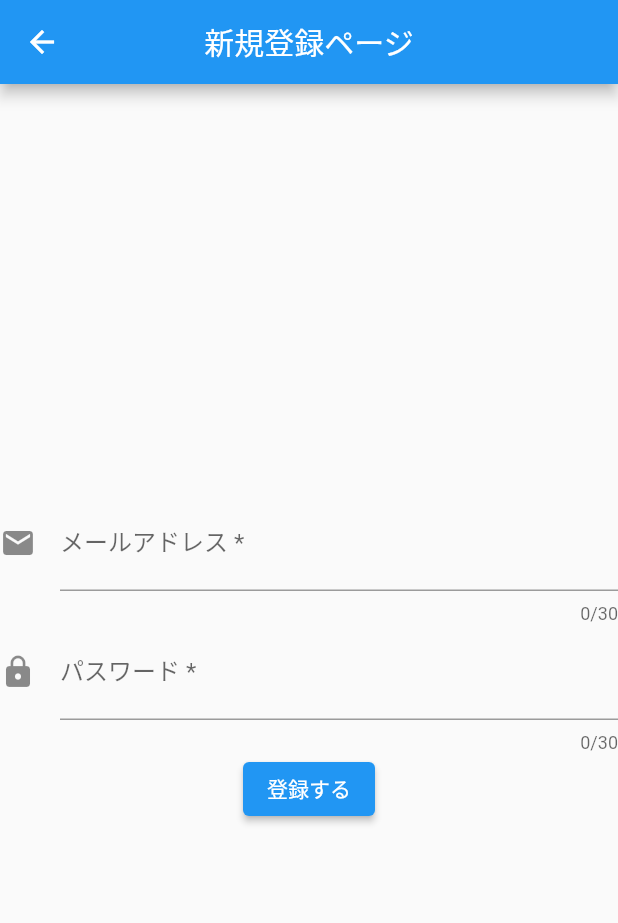
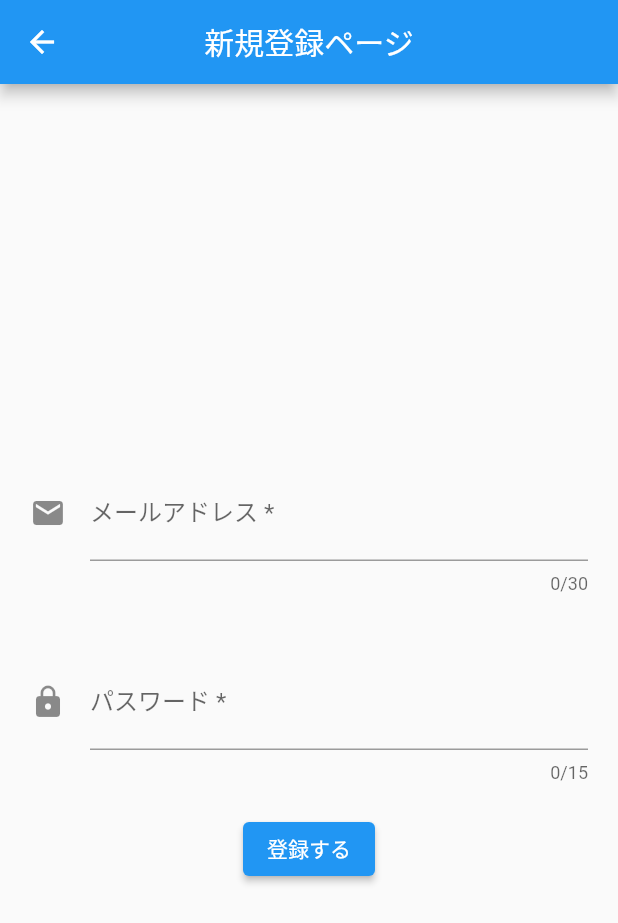
Before and after one commit to morio77/flutter-firebase-restapi, a Flutter app: the screen it shows after launch, after a tap on "新規登録", on a phone screen of 412 x 824 dp. Shown: the top 923 px of the screen. Run offline on Flutter 3.47's test engine with Material 2 defaults, Android fonts, the phone set to English and light mode, and no system bars; our stand-ins replace flutter_dotenv; missing offline and left inert: firebase_auth_rest; accounts and stored records are empty.

Commit message:
新規登録機能のプロト実装

```diff
--- a/firebase_restapi/lib/pages/home.dart
+++ b/firebase_restapi/lib/pages/home.dart
@@ -32,8 +32,7 @@
 
   Widget _OSName() {
     var os = _getCurrentOS().toString().substring(3);
-    // return Text('$osで動作しています');
-    return Text(env['APIKEY']);
+    return Text('$osで動作しています');
   }
 
   Widget _SignUpButton(BuildContext context) {
--- a/firebase_restapi/lib/pages/sign_up.dart
+++ b/firebase_restapi/lib/pages/sign_up.dart
@@ -1,4 +1,7 @@
+import 'package:firebase_auth_rest/firebase_auth_rest.dart';
 import 'package:flutter/material.dart';
+import 'package:flutter_dotenv/flutter_dotenv.dart';
+import 'package:http/http.dart';
 
 class SignUpPage extends StatefulWidget {
   @override
@@ -20,30 +23,29 @@
         child: Column(
           mainAxisAlignment: MainAxisAlignment.center,
           children: [
-            TextField(
+            Container(
+              margin: EdgeInsets.all(20),
+              child: TextField(
                 controller: emailTextEditingController,
-              enabled: true,
                 maxLength: 30,
-              style: TextStyle(color: Colors.black),
-              obscureText: false,
-              maxLines:1 ,
                 decoration: const InputDecoration(
                   icon: Icon(Icons.mail),
                   hintText: 'メールアドレスを入力してください',
                   labelText: 'メールアドレス *',
                 ),
               ),
-            TextField(
+            ),
+            Container(
+              margin: EdgeInsets.all(20),
+              child: TextField(
                 controller: passwordTextEditingController,
-              enabled: true,
-              maxLength: 30,
-              style: TextStyle(color: Colors.black),
+                maxLength: 15,
                 obscureText: true,
-              maxLines:1 ,
                 decoration: const InputDecoration(
                   icon: Icon(Icons.lock),
                   hintText: 'パスワードを入力してください',
                   labelText: 'パスワード *',
+                ),
               ),
             ),
             ElevatedButton(
@@ -58,6 +60,21 @@
 
   /// E-mail/Passで新規登録
   Future<void> SignUpWithPassword() async {
+    final client = Client();
+    final apiKey = env['APIKEY'];
+    try {
+      final fbAuth = FirebaseAuth(client, apiKey, 'ja-JP');
+      final account = await fbAuth.signUpWithPassword(emailTextEditingController.text, passwordTextEditingController.text);
 
+      print(await account.getDetails());
+
+      Navigator.pop(context);
+
+    } catch (e) {
+      print(e);
+    } finally {
+      print('Clientをクローズします。');
+      client.close();
     }
   }
+}
```
Also changed, not shown: 1 other file. Lines whose indentation alone changed are shown as unchanged.
